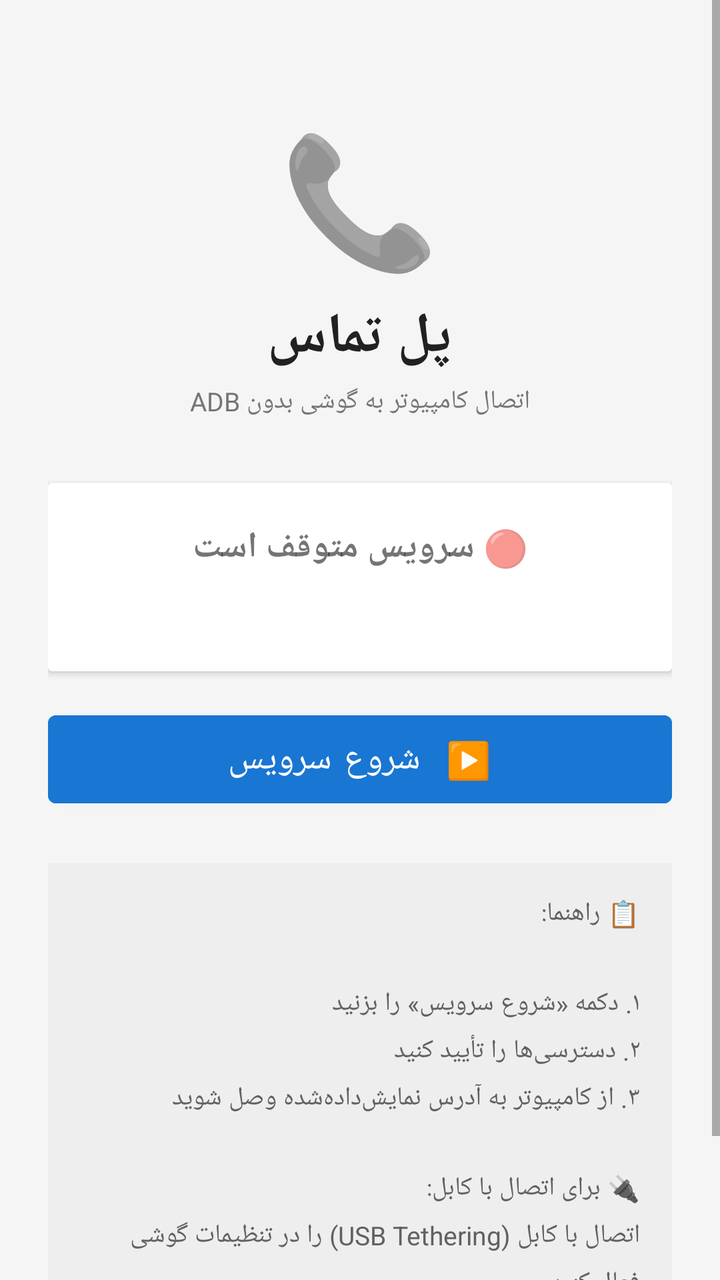
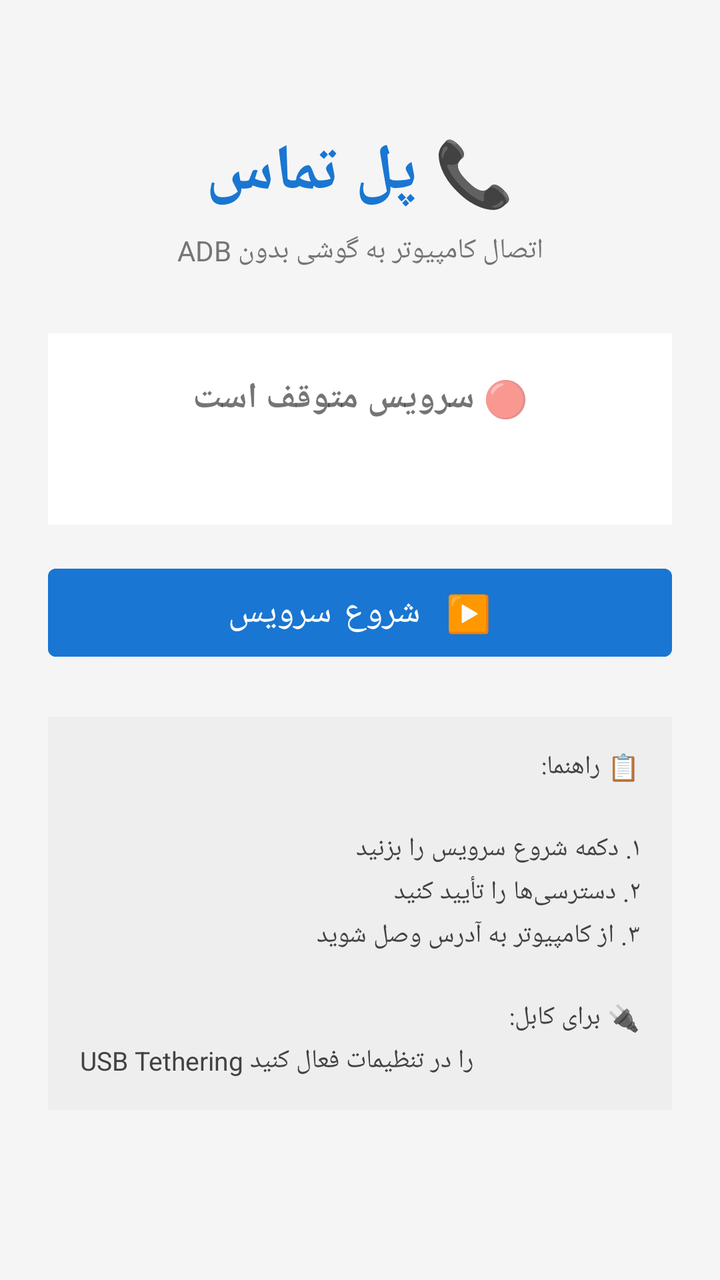

Screens rendered from an Android XML layout before and after an edit, with the pre-edit source and the edit as a unified diff.
<!-- AndroidManifest.xml: fallback theme Theme.MaterialComponents.DayNight.NoActionBar -->
<!-- res/layout/activity_main.xml -->
<?xml version="1.0" encoding="utf-8"?>
<ScrollView xmlns:android="http://schemas.android.com/apk/res/android"
    android:layout_width="match_parent"
    android:layout_height="match_parent"
    android:background="#F5F5F5">

    <LinearLayout
        android:layout_width="match_parent"
        android:layout_height="wrap_content"
        android:orientation="vertical"
        android:padding="24dp"
        android:gravity="center_horizontal">

        
        <TextView
            android:layout_width="wrap_content"
            android:layout_height="wrap_content"
            android:text="📞"
            android:textSize="64sp"
            android:layout_marginTop="32dp"
            android:layout_marginBottom="8dp"/>

        <TextView
            android:layout_width="wrap_content"
            android:layout_height="wrap_content"
            android:text="پل تماس"
            android:textSize="28sp"
            android:textColor="#212121"
            android:textStyle="bold"
            android:layout_marginBottom="4dp"/>

        <TextView
            android:layout_width="wrap_content"
            android:layout_height="wrap_content"
            android:text="اتصال کامپیوتر به گوشی بدون ADB"
            android:textSize="13sp"
            android:textColor="#757575"
            android:layout_marginBottom="32dp"/>

        
        <androidx.cardview.widget.CardView
            android:layout_width="match_parent"
            android:layout_height="wrap_content"
            android:layout_marginBottom="16dp">

            <LinearLayout
                android:layout_width="match_parent"
                android:layout_height="wrap_content"
                android:orientation="vertical"
                android:padding="20dp">

                <TextView
                    android:id="@+id/statusText"
                    android:layout_width="match_parent"
                    android:layout_height="wrap_content"
                    android:text="🔴 سرویس متوقف است"
                    android:textSize="18sp"
                    android:textStyle="bold"
                    android:gravity="center"
                    android:layout_marginBottom="12dp"/>

                <TextView
                    android:id="@+id/ipText"
                    android:layout_width="match_parent"
                    android:layout_height="wrap_content"
                    android:text=""
                    android:textSize="13sp"
                    android:textColor="#424242"
                    android:lineSpacingExtra="4dp"
                    android:fontFamily="monospace"/>

            </LinearLayout>
        </androidx.cardview.widget.CardView>

        
        <Button
            android:id="@+id/startBtn"
            android:layout_width="match_parent"
            android:layout_height="56dp"
            android:text="▶️  شروع سرویس"
            android:textSize="18sp"
            android:textColor="#FFFFFF"
            android:backgroundTint="#1976D2"
            android:layout_marginBottom="24dp"/>

        
        <TextView
            android:layout_width="match_parent"
            android:layout_height="wrap_content"
            android:text="📋 راهنما:\n\n۱. دکمه «شروع سرویس» را بزنید\n۲. دسترسی‌ها را تأیید کنید\n۳. از کامپیوتر به آدرس نمایش‌داده‌شده وصل شوید\n\n🔌 برای اتصال با کابل:\nاتصال با کابل (USB Tethering) را در تنظیمات گوشی فعال کنید"
            android:textSize="13sp"
            android:textColor="#616161"
            android:lineSpacingExtra="6dp"
            android:background="#EEEEEE"
            android:padding="16dp"/>

        
        <TextView
            android:layout_width="wrap_content"
            android:layout_height="wrap_content"
            android:text="⚠️ اپ باید باز بماند تا کامپیوتر وصل شود"
            android:textSize="11sp"
            android:textColor="#9E9E9E"
            android:layout_marginTop="16dp"/>

    </LinearLayout>
</ScrollView>
<!-- resources referenced by this layout -->
<resources>

</resources>

<!-- the commit's change to res/layout/activity_main.xml (unified diff, before → after) -->
@@ -8,100 +8,81 @@
         android:layout_width="match_parent"
         android:layout_height="wrap_content"
         android:orientation="vertical"
-        android:padding="24dp"
-        android:gravity="center_horizontal">
+        android:padding="24dp">
 
-        
         <TextView
-            android:layout_width="wrap_content"
+            android:layout_width="match_parent"
             android:layout_height="wrap_content"
-            android:text="📞"
-            android:textSize="64sp"
-            android:layout_marginTop="32dp"
+            android:text="📞 پل تماس"
+            android:textSize="32sp"
+            android:textStyle="bold"
+            android:textColor="#1976D2"
+            android:gravity="center"
+            android:layout_marginTop="40dp"
             android:layout_marginBottom="8dp"/>
 
         <TextView
-            android:layout_width="wrap_content"
-            android:layout_height="wrap_content"
-            android:text="پل تماس"
-            android:textSize="28sp"
-            android:textColor="#212121"
-            android:textStyle="bold"
-            android:layout_marginBottom="4dp"/>
-
-        <TextView
-            android:layout_width="wrap_content"
+            android:layout_width="match_parent"
             android:layout_height="wrap_content"
             android:text="اتصال کامپیوتر به گوشی بدون ADB"
-            android:textSize="13sp"
+            android:textSize="14sp"
             android:textColor="#757575"
+            android:gravity="center"
             android:layout_marginBottom="32dp"/>
 
-        
-        <androidx.cardview.widget.CardView
+        <LinearLayout
             android:layout_width="match_parent"
             android:layout_height="wrap_content"
+            android:orientation="vertical"
+            android:background="#FFFFFF"
+            android:padding="20dp"
             android:layout_marginBottom="16dp">
 
-            <LinearLayout
+            <TextView
+                android:id="@+id/statusText"
                 android:layout_width="match_parent"
                 android:layout_height="wrap_content"
-                android:orientation="vertical"
-                android:padding="20dp">
+                android:text="🔴 سرویس متوقف است"
+                android:textSize="18sp"
+                android:textStyle="bold"
+                android:gravity="center"
+                android:layout_marginBottom="12dp"/>
 
-                <TextView
-                    android:id="@+id/statusText"
-                    android:layout_width="match_parent"
-                    android:layout_height="wrap_content"
-                    android:text="🔴 سرویس متوقف است"
-                    android:textSize="18sp"
-                    android:textStyle="bold"
-                    android:gravity="center"
-                    android:layout_marginBottom="12dp"/>
+            <TextView
+                android:id="@+id/ipText"
+                android:layout_width="match_parent"
+                android:layout_height="wrap_content"
+                android:text=""
+                android:textSize="14sp"
+                android:textColor="#424242"
+                android:lineSpacingExtra="6dp"
+                android:fontFamily="monospace"/>
+        </LinearLayout>
 
-                <TextView
-                    android:id="@+id/ipText"
-                    android:layout_width="match_parent"
-                    android:layout_height="wrap_content"
-                    android:text=""
-                    android:textSize="13sp"
-                    android:textColor="#424242"
-                    android:lineSpacingExtra="4dp"
-                    android:fontFamily="monospace"/>
-
-            </LinearLayout>
-        </androidx.cardview.widget.CardView>
-
-        
         <Button
             android:id="@+id/startBtn"
             android:layout_width="match_parent"
             android:layout_height="56dp"
             android:text="▶️  شروع سرویس"
             android:textSize="18sp"
-            android:textColor="#FFFFFF"
             android:backgroundTint="#1976D2"
             android:layout_marginBottom="24dp"/>
 
-        
-        <TextView
+        <LinearLayout
             android:layout_width="match_parent"
             android:layout_height="wrap_content"
-            android:text="📋 راهنما:\n\n۱. دکمه «شروع سرویس» را بزنید\n۲. دسترسی‌ها را تأیید کنید\n۳. از کامپیوتر به آدرس نمایش‌داده‌شده وصل شوید\n\n🔌 برای اتصال با کابل:\nاتصال با کابل (USB Tethering) را در تنظیمات گوشی فعال کنید"
-            android:textSize="13sp"
-            android:textColor="#616161"
-            android:lineSpacingExtra="6dp"
+            android:orientation="vertical"
             android:background="#EEEEEE"
-            android:padding="16dp"/>
+            android:padding="16dp">
 
-        
-        <TextView
-            android:layout_width="wrap_content"
-            android:layout_height="wrap_content"
-            android:text="⚠️ اپ باید باز بماند تا کامپیوتر وصل شود"
-            android:textSize="11sp"
-            android:textColor="#9E9E9E"
-            android:layout_marginTop="16dp"/>
+            <TextView
+                android:layout_width="match_parent"
+                android:layout_height="wrap_content"
+                android:text="📋 راهنما:\n\n۱. دکمه شروع سرویس را بزنید\n۲. دسترسی‌ها را تأیید کنید\n۳. از کامپیوتر به آدرس وصل شوید\n\n🔌 برای کابل:\nUSB Tethering را در تنظیمات فعال کنید"
+                android:textSize="13sp"
+                android:textColor="#424242"
+                android:lineSpacingExtra="4dp"/>
+        </LinearLayout>
 
     </LinearLayout>
 </ScrollView>
